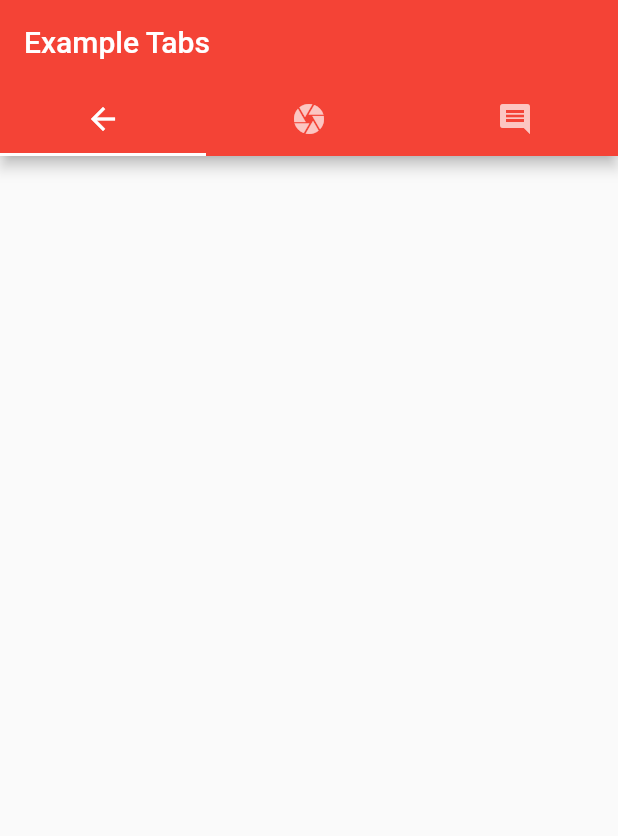
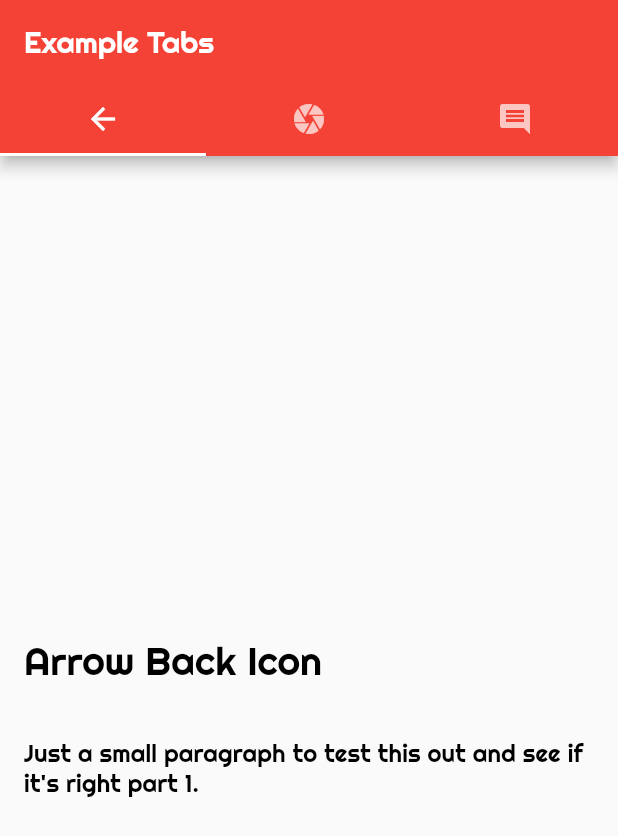
Before and after one commit to mayankdaruka/FlutterTest, a Flutter app: the screen it shows after launch, on a phone screen of 412 x 824 dp. Shown: the top 836 px of the screen. Run offline on Flutter 3.47's test engine with Material 2 defaults, Android fonts, the phone set to English and light mode, and no system bars.

Commit message:
Style changes

```diff
--- a/lib/main.dart
+++ b/lib/main.dart
@@ -1,6 +1,8 @@
 import 'package:flutter/material.dart';
+import 'package:sampleproject/style.dart';
 import 'items.dart';
 import 'navigation.dart';
+import 'style.dart';
 
 void main() => runApp(MyApp());
 
@@ -21,7 +23,11 @@ class MyApp extends StatelessWidget {
         // Notice that the counter didn't reset back to zero; the application
         // is not restarted.
         appBarTheme: AppBarTheme(
-          textTheme: TextTheme()
+          textTheme: TextTheme(title: AppBarTextStyle)
+        ),
+        textTheme: TextTheme(
+          title: TitleTextStyle,
+          subtitle: Body1TextStyle,
         ),
         primarySwatch: Colors.red,
       ),
--- a/lib/navigation.dart
+++ b/lib/navigation.dart
@@ -1,4 +1,5 @@
 import 'package:flutter/material.dart';
+import "textsection1.dart";
 
 class Navigation extends StatelessWidget {
   @override
@@ -16,6 +17,13 @@ class Navigation extends StatelessWidget {
             ],
           ),
         ),
+        body: TabBarView(
+          children: <Widget>[
+            TextSection("Arrow Back Icon", "Just a small paragraph to test this out and see if it's right part 1."),
+            TextSection("Camera Icon", "Just a small paragraph to test this out and see if it's right part 2."),
+            TextSection("Comment Icon", "Just a small paragraph to test this out and see if it's right part 3.")
+          ],
+        ),
       ),
     );
   }
--- a/lib/style.dart
+++ b/lib/style.dart
@@ -1 +1,27 @@
 import 'package:flutter/material.dart';
+
+const LargeTextSize = 26.0;
+const MediumTextSize = 20.0;
+const BodyTextSize = 16.0;
+const String FontNameDefault = "Righteous";
+
+const AppBarTextStyle = TextStyle(
+  fontFamily: FontNameDefault,
+  fontWeight: FontWeight.w300,
+  fontSize: MediumTextSize,
+  color: Colors.white
+);
+
+const TitleTextStyle = TextStyle(
+  fontFamily: FontNameDefault,
+  fontWeight: FontWeight.w300,
+  fontSize: LargeTextSize,
+  color: Colors.black
+);
+
+const Body1TextStyle = TextStyle(
+  fontFamily: FontNameDefault,
+  fontWeight: FontWeight.w300,
+  fontSize: BodyTextSize,
+  color: Colors.black
+);
--- /dev/null
+++ b/lib/textsection1.dart
@@ -0,0 +1,27 @@
+import "package:flutter/material.dart";
+
+class TextSection extends StatelessWidget {
+  final String _title;
+  final String _body;
+  static const padding = 16.0;
+
+  TextSection(this._title, this._body);
+
+  @override
+  Widget build(BuildContext context) {
+    return Column(
+      mainAxisAlignment: MainAxisAlignment.center,
+      crossAxisAlignment: CrossAxisAlignment.stretch,
+      children: <Widget>[
+        Container(
+          padding: const EdgeInsets.fromLTRB(padding, 32.0, padding, 4.0),
+          child: Text(_title, style: Theme.of(context).textTheme.title,),
+        ),
+        Container(
+          padding: const EdgeInsets.fromLTRB(padding, 32.0, padding, 4.0),
+          child: Text(_body, style: Theme.of(context).textTheme.subtitle,),
+        )
+      ],
+    );
+  }
+}
--- a/pubspec.yaml
+++ b/pubspec.yaml
@@ -63,6 +63,10 @@ flutter:
       fonts:
         - asset: assets/fonts/Righteous-Regular.ttf
           weight: 300
+    - family: AnticDidone
+      fonts:
+        - asset: assets/fonts/AnticDidone-Regular.ttf
+          weight: 300
   # fonts:
   #   - family: Schyler
   #     fonts:
```
Also changed, not shown: assets/fonts/AnticDidone-Regular.ttf (added).
